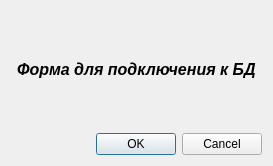
This is WindowFromBD/reference.ui in MrZef1rka/origin as Qt 5 draws it before an edit. The edited form follows.
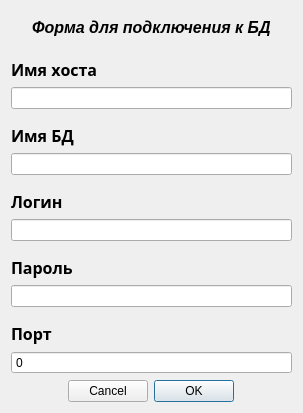
This is the edited form.

```diff
--- a/WindowFromBD/reference.ui
+++ b/WindowFromBD/reference.ui
@@ -6,8 +6,8 @@
    <rect>
     <x>0</x>
     <y>0</y>
-    <width>273</width>
-    <height>166</height>
+    <width>303</width>
+    <height>413</height>
    </rect>
   </property>
   <property name="minimumSize">
@@ -29,6 +29,110 @@
    <string>Dialog</string>
   </property>
   <layout class="QGridLayout" name="gridLayout">
+   <item row="11" column="0">
+    <widget class="QSpinBox" name="le_port">
+     <property name="enabled">
+      <bool>true</bool>
+     </property>
+     <property name="wrapping">
+      <bool>false</bool>
+     </property>
+     <property name="readOnly">
+      <bool>false</bool>
+     </property>
+     <property name="buttonSymbols">
+      <enum>QAbstractSpinBox::ButtonSymbols::NoButtons</enum>
+     </property>
+     <property name="specialValueText">
+      <string/>
+     </property>
+     <property name="accelerated">
+      <bool>false</bool>
+     </property>
+     <property name="minimum">
+      <number>0</number>
+     </property>
+     <property name="maximum">
+      <number>999999999</number>
+     </property>
+     <property name="singleStep">
+      <number>0</number>
+     </property>
+     <property name="stepType">
+      <enum>QAbstractSpinBox::StepType::DefaultStepType</enum>
+     </property>
+     <property name="value">
+      <number>0</number>
+     </property>
+     <property name="displayIntegerBase">
+      <number>10</number>
+     </property>
+    </widget>
+   </item>
+   <item row="1" column="0">
+    <widget class="QLabel" name="lb_host">
+     <property name="font">
+      <font>
+       <family>MS Reference Specialty</family>
+       <pointsize>12</pointsize>
+       <italic>false</italic>
+       <bold>true</bold>
+       <underline>false</underline>
+       <kerning>false</kerning>
+      </font>
+     </property>
+     <property name="layoutDirection">
+      <enum>Qt::LayoutDirection::LeftToRight</enum>
+     </property>
+     <property name="text">
+      <string>Имя хоста</string>
+     </property>
+     <property name="textFormat">
+      <enum>Qt::TextFormat::AutoText</enum>
+     </property>
+     <property name="alignment">
+      <set>Qt::AlignmentFlag::AlignBottom|Qt::AlignmentFlag::AlignLeading|Qt::AlignmentFlag::AlignLeft</set>
+     </property>
+     <property name="wordWrap">
+      <bool>false</bool>
+     </property>
+    </widget>
+   </item>
+   <item row="5" column="0">
+    <widget class="QLabel" name="lb_login">
+     <property name="font">
+      <font>
+       <family>MS Reference Specialty</family>
+       <pointsize>12</pointsize>
+       <italic>false</italic>
+       <bold>true</bold>
+       <underline>false</underline>
+       <kerning>false</kerning>
+      </font>
+     </property>
+     <property name="layoutDirection">
+      <enum>Qt::LayoutDirection::LeftToRight</enum>
+     </property>
+     <property name="text">
+      <string>Логин</string>
+     </property>
+     <property name="textFormat">
+      <enum>Qt::TextFormat::AutoText</enum>
+     </property>
+     <property name="alignment">
+      <set>Qt::AlignmentFlag::AlignBottom|Qt::AlignmentFlag::AlignLeading|Qt::AlignmentFlag::AlignLeft</set>
+     </property>
+     <property name="wordWrap">
+      <bool>false</bool>
+     </property>
+    </widget>
+   </item>
+   <item row="6" column="0">
+    <widget class="QLineEdit" name="le_login"/>
+   </item>
+   <item row="8" column="0">
+    <widget class="QLineEdit" name="le_password"/>
+   </item>
    <item row="0" column="0">
     <widget class="QLabel" name="label">
      <property name="font">
@@ -52,14 +156,123 @@
      </property>
     </widget>
    </item>
-   <item row="1" column="0">
+   <item row="4" column="0">
+    <widget class="QLineEdit" name="le_name"/>
+   </item>
+   <item row="9" column="0">
+    <widget class="QLabel" name="lb_port">
+     <property name="font">
+      <font>
+       <family>MS Reference Specialty</family>
+       <pointsize>12</pointsize>
+       <italic>false</italic>
+       <bold>true</bold>
+       <underline>false</underline>
+       <kerning>false</kerning>
+      </font>
+     </property>
+     <property name="layoutDirection">
+      <enum>Qt::LayoutDirection::LeftToRight</enum>
+     </property>
+     <property name="text">
+      <string>Порт</string>
+     </property>
+     <property name="textFormat">
+      <enum>Qt::TextFormat::AutoText</enum>
+     </property>
+     <property name="alignment">
+      <set>Qt::AlignmentFlag::AlignBottom|Qt::AlignmentFlag::AlignLeading|Qt::AlignmentFlag::AlignLeft</set>
+     </property>
+     <property name="wordWrap">
+      <bool>false</bool>
+     </property>
+    </widget>
+   </item>
+   <item row="3" column="0">
+    <widget class="QLabel" name="lb_name">
+     <property name="font">
+      <font>
+       <family>MS Reference Specialty</family>
+       <pointsize>12</pointsize>
+       <italic>false</italic>
+       <bold>true</bold>
+       <underline>false</underline>
+       <kerning>false</kerning>
+      </font>
+     </property>
+     <property name="layoutDirection">
+      <enum>Qt::LayoutDirection::LeftToRight</enum>
+     </property>
+     <property name="text">
+      <string>Имя БД</string>
+     </property>
+     <property name="textFormat">
+      <enum>Qt::TextFormat::AutoText</enum>
+     </property>
+     <property name="alignment">
+      <set>Qt::AlignmentFlag::AlignBottom|Qt::AlignmentFlag::AlignLeading|Qt::AlignmentFlag::AlignLeft</set>
+     </property>
+     <property name="wordWrap">
+      <bool>false</bool>
+     </property>
+    </widget>
+   </item>
+   <item row="7" column="0">
+    <widget class="QLabel" name="lb_password">
+     <property name="font">
+      <font>
+       <family>MS Reference Specialty</family>
+       <pointsize>12</pointsize>
+       <italic>false</italic>
+       <bold>true</bold>
+       <underline>false</underline>
+       <kerning>false</kerning>
+      </font>
+     </property>
+     <property name="layoutDirection">
+      <enum>Qt::LayoutDirection::LeftToRight</enum>
+     </property>
+     <property name="text">
+      <string>Пароль</string>
+     </property>
+     <property name="textFormat">
+      <enum>Qt::TextFormat::AutoText</enum>
+     </property>
+     <property name="alignment">
+      <set>Qt::AlignmentFlag::AlignBottom|Qt::AlignmentFlag::AlignLeading|Qt::AlignmentFlag::AlignLeft</set>
+     </property>
+     <property name="wordWrap">
+      <bool>false</bool>
+     </property>
+    </widget>
+   </item>
+   <item row="2" column="0">
+    <widget class="QLineEdit" name="le_host">
+     <property name="font">
+      <font>
+       <bold>false</bold>
+       <kerning>false</kerning>
+      </font>
+     </property>
+     <property name="text">
+      <string/>
+     </property>
+    </widget>
+   </item>
+   <item row="12" column="0">
     <widget class="QDialogButtonBox" name="pb_buttons">
+     <property name="layoutDirection">
+      <enum>Qt::LayoutDirection::RightToLeft</enum>
+     </property>
      <property name="orientation">
       <enum>Qt::Orientation::Horizontal</enum>
      </property>
      <property name="standardButtons">
       <set>QDialogButtonBox::StandardButton::Cancel|QDialogButtonBox::StandardButton::Ok</set>
      </property>
+     <property name="centerButtons">
+      <bool>true</bool>
+     </property>
     </widget>
    </item>
   </layout>
```
Left out of the diff: 15 changed lines with no effect on the pictures.
